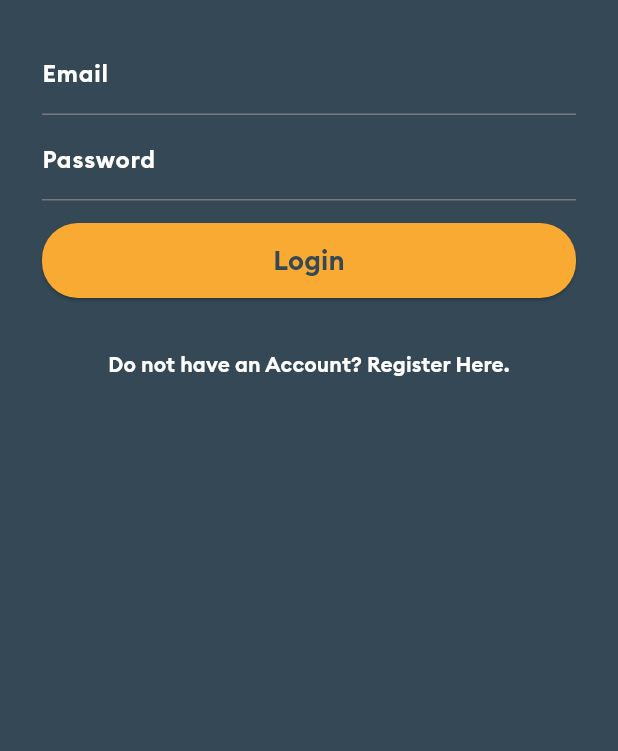
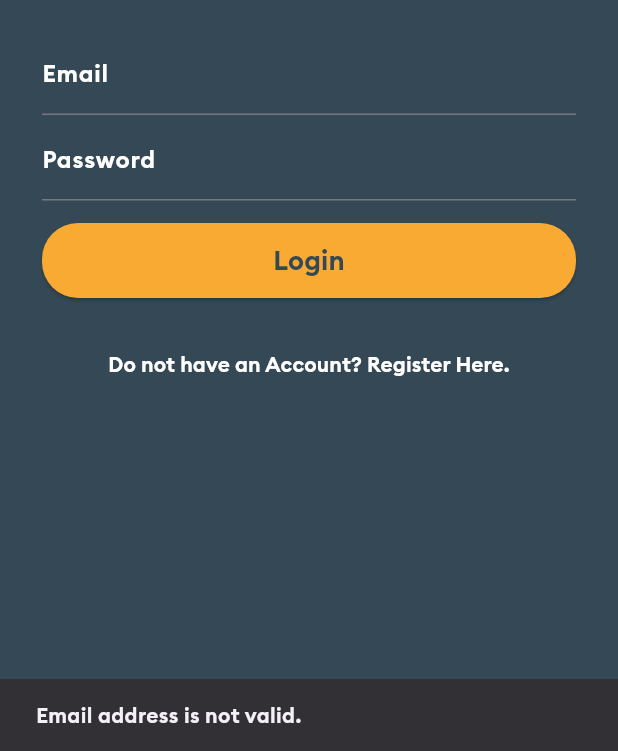
Before and after one commit to Mary-yumm/gomatch, a Flutter app: the LoginScreen screen opened by its route, after a tap on "Login", on a phone screen of 412 x 824 dp, the part 485-1236 px from its top. Run offline on Flutter 3.47's test engine with Material 3 defaults, Android fonts, the phone set to English and light mode, and no system bars; our stand-ins replace firebase_auth, firebase_core, firebase_database, fluttertoast; accounts and stored records are empty.

Commit message:
update login screen

```diff
--- /dev/null
+++ b/lib/providers/login_service.dart
@@ -0,0 +1,33 @@
+import 'package:firebase_auth/firebase_auth.dart';
+import 'package:flutter/material.dart';
+import 'package:gomatch/screens/home_screen.dart';
+
+Future<void> loginUser(BuildContext context, String email, String password) async {
+  try {
+    UserCredential userCredential = await FirebaseAuth.instance
+        .signInWithEmailAndPassword(email: email, password: password);
+
+    if (userCredential.user != null) {
+      Navigator.pushNamedAndRemoveUntil(context, HomeScreen.idScreen, (route) => false);
+    }
+  } on FirebaseAuthException catch (e) {
+    String errorMessage;
+    if (e.code == 'user-not-found') {
+      errorMessage = "No user found for that email.";
+    } else if (e.code == 'wrong-password') {
+      errorMessage = "Wrong password provided.";
+    } else {
+      errorMessage = "Login failed. Please try again.";
+    }
+    displayToastMessage(errorMessage, context);
+  }
+}
+
+void displayToastMessage(String message, BuildContext context) {
+  final scaffoldMessenger = ScaffoldMessenger.of(context);
+  final snackBar = SnackBar(
+    content: Text(message),
+    duration: const Duration(seconds: 3),
+  );
+  scaffoldMessenger.showSnackBar(snackBar);  // Using ScaffoldMessenger correctly
+}
--- a/lib/screens/login_screen.dart
+++ b/lib/screens/login_screen.dart
@@ -1,10 +1,13 @@
 import 'package:flutter/material.dart';
+import 'package:gomatch/utils/colors.dart';
 import 'package:gomatch/screens/signup_screen.dart';
-import 'package:gomatch/utils/colors.dart';
+import 'package:gomatch/providers/login_service.dart'; // Import the login service
 
 class LoginScreen extends StatelessWidget {
-  const LoginScreen({super.key});
+  LoginScreen({super.key});
   static const String idScreen = "LogIn";
+  final TextEditingController emailTextEditingController = TextEditingController();
+  final TextEditingController passwordTextEditingController = TextEditingController();
 
   @override
   Widget build(BuildContext context) {
@@ -26,55 +29,47 @@
                 padding: const EdgeInsets.all(20.0),
                 child: Column(
                   children: [
-                    const SizedBox(
-                      height: 1.0,
-                    ),
-                    const TextField(
+                    const SizedBox(height: 1.0),
+                    TextField(
+                      controller: emailTextEditingController,
                       keyboardType: TextInputType.emailAddress,
-                      decoration: InputDecoration(
+                      decoration: const InputDecoration(
                         labelText: "Email",
                         labelStyle: TextStyle(
                           fontSize: 16.0,
-                          color: Colors.white, //label color
+                          color: Colors.white,
                         ),
                         hintStyle: TextStyle(
-                          color: Colors.white, //hint color
+                          color: Colors.white,
                           fontSize: 10.0,
                         ),
                       ),
-                      style: TextStyle(
+                      style: const TextStyle(
                         fontSize: 16.0,
-                        color: Colors.white, //Typed text color
+                        color: Colors.white,
                       ),
                     ),
-
-                    const SizedBox(
-                      height: 1.0,
-                    ),
-                    const TextField(
+                    const SizedBox(height: 1.0),
+                    TextField(
+                      controller: passwordTextEditingController,
                       obscureText: true,
-                      decoration: InputDecoration(
+                      decoration: const InputDecoration(
                         labelText: "Password",
                         labelStyle: TextStyle(
                           fontSize: 16.0,
-                          color: Colors.white, //Label color
+                          color: Colors.white,
                         ),
                         hintStyle: TextStyle(
-                          color: Colors.white, //hint text color
+                          color: Colors.white,
                           fontSize: 10.0,
                         ),
                       ),
-                      style: TextStyle(
+                      style: const TextStyle(
                         fontSize: 16.0,
-                        color: Colors.white, //Typed text color
+                        color: Colors.white,
                       ),
                     ),
-
-                    const SizedBox(
-                      height: 15.0,
-                    ), // space between containers
-
-                    // Updated to ElevatedButton
+                    const SizedBox(height: 15.0),
                     ElevatedButton(
                       style: ElevatedButton.styleFrom(
                         backgroundColor: AppColors.secondaryColor,
@@ -88,13 +83,18 @@
                         child: const Center(
                           child: Text(
                             "Login",
-                            style: TextStyle(
-                                fontSize: 18.0, fontFamily: "Brand Bold"),
+                            style: TextStyle(fontSize: 18.0, fontFamily: "Brand Bold"),
                           ),
                         ),
                       ),
                       onPressed: () {
-                        //print("Login button clicked");
+                        if (!emailTextEditingController.text.contains("@")) {
+                          displayToastMessage("Email address is not valid.", context);
+                        } else if (passwordTextEditingController.text.isEmpty) {
+                          displayToastMessage("Password is mandatory.", context);
+                        } else {
+                          loginAndAuthenticateUser(context);
+                        }
                       },
                     ),
                   ],
@@ -104,19 +104,14 @@
                 onPressed: () {
                   Navigator.pushAndRemoveUntil(
                     context,
-                    MaterialPageRoute(
-                        builder: (context) =>
-                            SignupScreen()), // Create a route to SignupScreen
-                    (Route<dynamic> route) =>
-                        false, // Remove all previous routes
+                    MaterialPageRoute(builder: (context) => SignupScreen()),
+                    (Route<dynamic> route) => false,
                   );
                 },
                 style: TextButton.styleFrom(
-                  foregroundColor: Colors.white, // Set the text color to white
+                  foregroundColor: Colors.white,
                 ),
-                child: const Text(
-                  "Do not have an Account? Register Here.",
-                ),
+                child: const Text("Do not have an Account? Register Here."),
               ),
             ],
           ),
@@ -124,4 +119,10 @@
       ),
     );
   }
+
+  void loginAndAuthenticateUser(BuildContext context) async {
+    String email = emailTextEditingController.text.trim();
+    String password = passwordTextEditingController.text.trim();
+    await loginUser(context, email, password);  // Call login function
+  }
 }
--- a/lib/screens/signup_screen.dart
+++ b/lib/screens/signup_screen.dart
@@ -2,15 +2,20 @@
 import 'package:gomatch/utils/colors.dart';
 import 'package:gomatch/providers/signup_service.dart';
 import 'package:gomatch/widgets/signup_text_field.dart';
+import 'package:gomatch/screens/login_screen.dart';
 
 class SignupScreen extends StatelessWidget {
   SignupScreen({super.key});
   static const String idScreen = "SignUp";
 
-  final TextEditingController nameTextEditingController = TextEditingController();
-  final TextEditingController emailTextEditingController = TextEditingController();
-  final TextEditingController phoneTextEditingController = TextEditingController();
-  final TextEditingController passwordTextEditingController = TextEditingController();
+  final TextEditingController nameTextEditingController =
+      TextEditingController();
+  final TextEditingController emailTextEditingController =
+      TextEditingController();
+  final TextEditingController phoneTextEditingController =
+      TextEditingController();
+  final TextEditingController passwordTextEditingController =
+      TextEditingController();
 
   @override
   Widget build(BuildContext context) {
@@ -75,14 +80,17 @@
                       child: const Center(
                         child: Text(
                           "Create Account",
-                          style: TextStyle(fontSize: 18.0, fontFamily: "Brand Bold"),
+                          style: TextStyle(
+                              fontSize: 18.0, fontFamily: "Brand Bold"),
                         ),
                       ),
                     ),
                     TextButton(
                       onPressed: () {
                         Navigator.pushNamedAndRemoveUntil(
-                            context, 'LoginScreen', (route) => false);
+                          context, LoginScreen.idScreen,
+                          (route) => false, // Use the correct route name
+                        );
                       },
                       style: TextButton.styleFrom(
                         foregroundColor: Colors.white,
```
